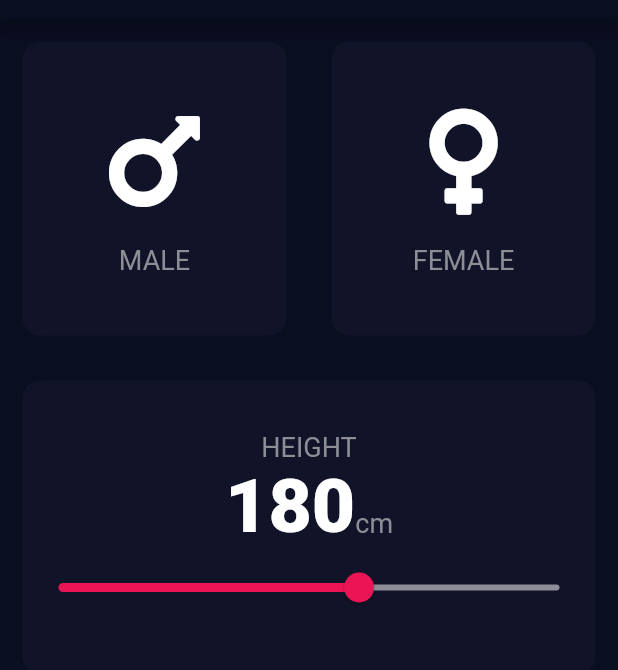
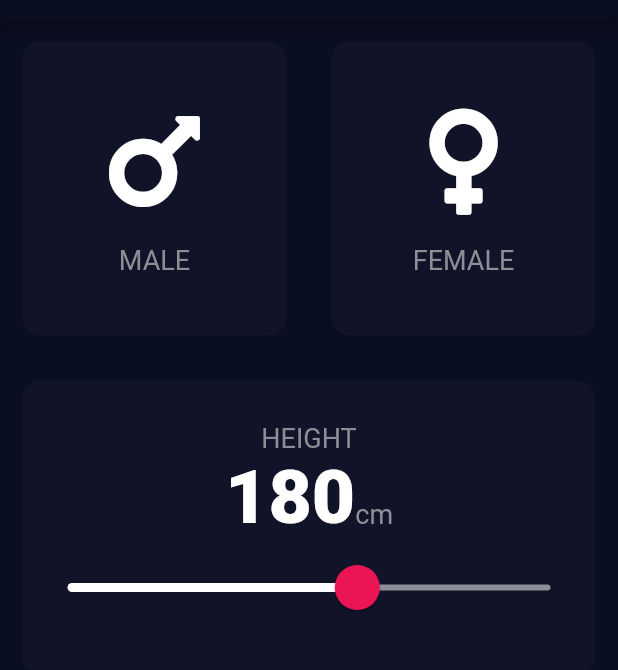
Before and after one commit to IamXolisaniNgcobo/bmi_calculator, a Flutter app: the screen it shows after launch, on a phone screen of 412 x 824 dp, the part 65-735 px from its top. Run offline on Flutter 3.47's test engine with Material 2 defaults, Android fonts, the phone set to English and light mode, and no system bars; our stand-ins replace font_awesome_flutter.

Commit message:
UpdatedTrack Color Slider

```diff
--- a/lib/input_page.dart
+++ b/lib/input_page.dart
@@ -85,17 +85,27 @@ class _InputPageState extends State<InputPage> {
                       ),
                     ],
                   ),
-                  Slider(
+                  SliderTheme(
+                    data: SliderTheme.of(context).copyWith(
+                      inactiveTrackColor: Color(0xFF8D8E98),
+                      activeTrackColor: Colors.white,
+                      thumbColor: Color(0xFFEB1555),
+                      overlayColor: Color(0x29EB1555),
+                      thumbShape:
+                          RoundSliderThumbShape(enabledThumbRadius: 15.0),
+                      overlayShape:
+                          RoundSliderOverlayShape(overlayRadius: 30.0),
+                    ),
+                    child: Slider(
                       value: height.toDouble(),
                       min: 120.0,
                       max: 220.0,
-                    activeColor: Color(0xFFEB1555),
-                    inactiveColor: Color(0xFF8D8E98),
                       onChanged: (double newValue) {
                         setState(() {
                           height = newValue.round();
                         });
                       },
+                    ),
                   )
                 ],
               ),
@@ -115,11 +125,14 @@ class _InputPageState extends State<InputPage> {
               ],
             ),
           ),
-          Container(
+          GestureDetector(
+            onTap: () {},
+            child: Container(
               color: kBottomContainerColour,
               margin: EdgeInsets.only(top: 10.0),
               width: double.infinity,
               height: kBottomContainerHeight,
+            ),
           )
         ],
       ),
```
Lines whose indentation alone changed are shown as unchanged.
